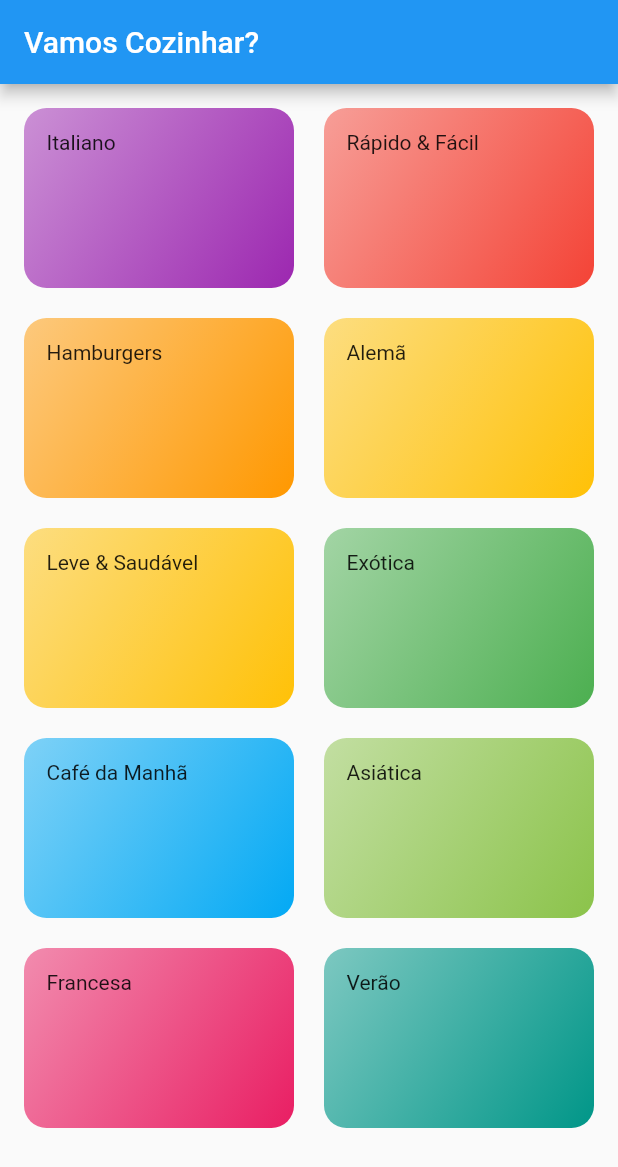
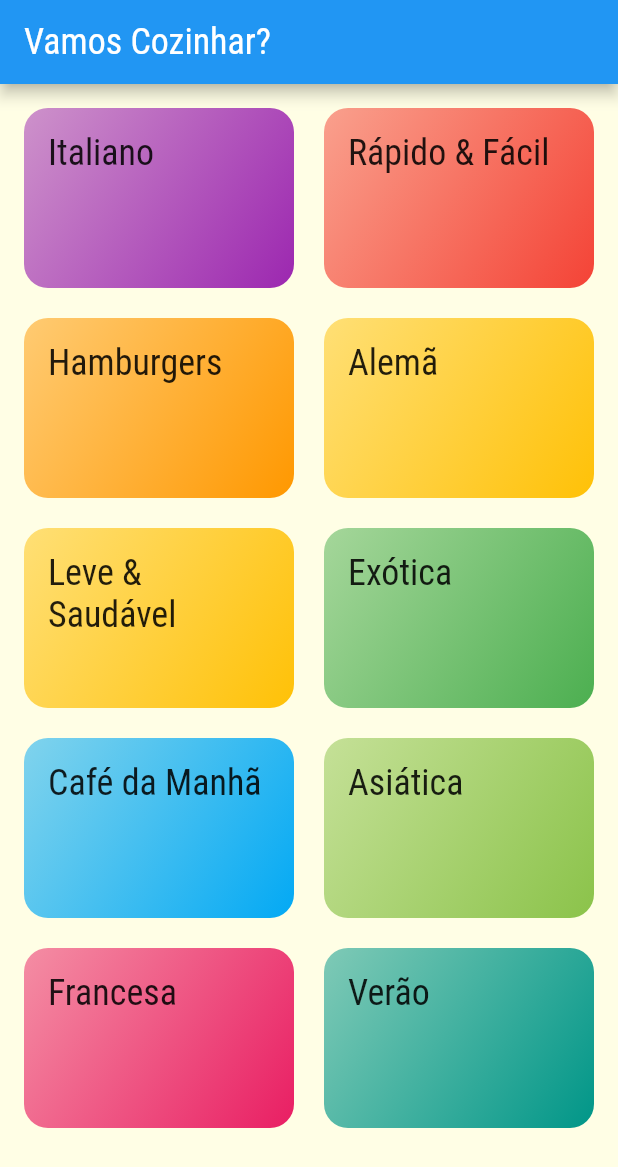
Before and after one commit to jermelterzi/meals_menu, a Flutter app: the screen it shows after launch, on a phone screen of 412 x 824 dp. Shown: the top 1167 px of the screen. Run offline on Flutter 3.47's test engine with Material 2 defaults, Android fonts, the phone set to English and light mode, and no system bars.

Commit message:
Styling the app with a theme and the new fonts

```diff
--- a/lib/components/category_item.dart
+++ b/lib/components/category_item.dart
@@ -9,9 +9,9 @@ class CategoryItem extends StatelessWidget {
   @override
   Widget build(BuildContext context) {
     return Container(
-      padding: const EdgeInsets.all(15),
+      padding: const EdgeInsets.all(16),
       decoration: BoxDecoration(
-        borderRadius: BorderRadius.all(Radius.circular(15)),
+        borderRadius: const BorderRadius.all(Radius.circular(16)),
         gradient: LinearGradient(
           colors: [
             category.color.withOpacity(0.5),
@@ -23,6 +23,7 @@ class CategoryItem extends StatelessWidget {
       ),
       child: Text(
         category.title,
+        style: Theme.of(context).textTheme.headline6,
       ),
     );
   }
--- a/lib/main.dart
+++ b/lib/main.dart
@@ -12,7 +12,16 @@ class MyApp extends StatelessWidget {
       debugShowCheckedModeBanner: false,
       title: 'Vamos cozinhar?',
       theme: ThemeData(
-        primarySwatch: Colors.blue,
+        colorScheme: ColorScheme.fromSwatch(primarySwatch: Colors.blue)
+            .copyWith(secondary: Colors.amber),
+        fontFamily: 'Raleway',
+        canvasColor: const Color.fromRGBO(255, 254, 229, 1),
+        textTheme: ThemeData.light().textTheme.copyWith(
+              headline6: const TextStyle(
+                fontSize: 24,
+                fontFamily: 'RobotoCondensed',
+              ),
+            ),
       ),
       home: const CategoriesPage(),
     );
```
